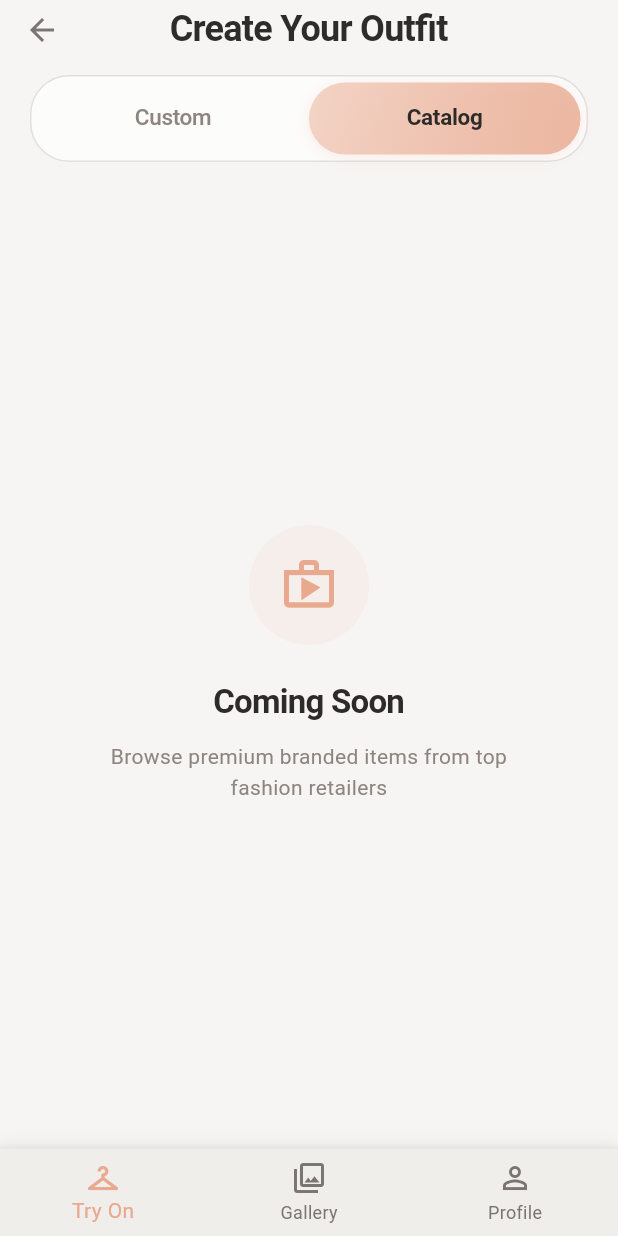
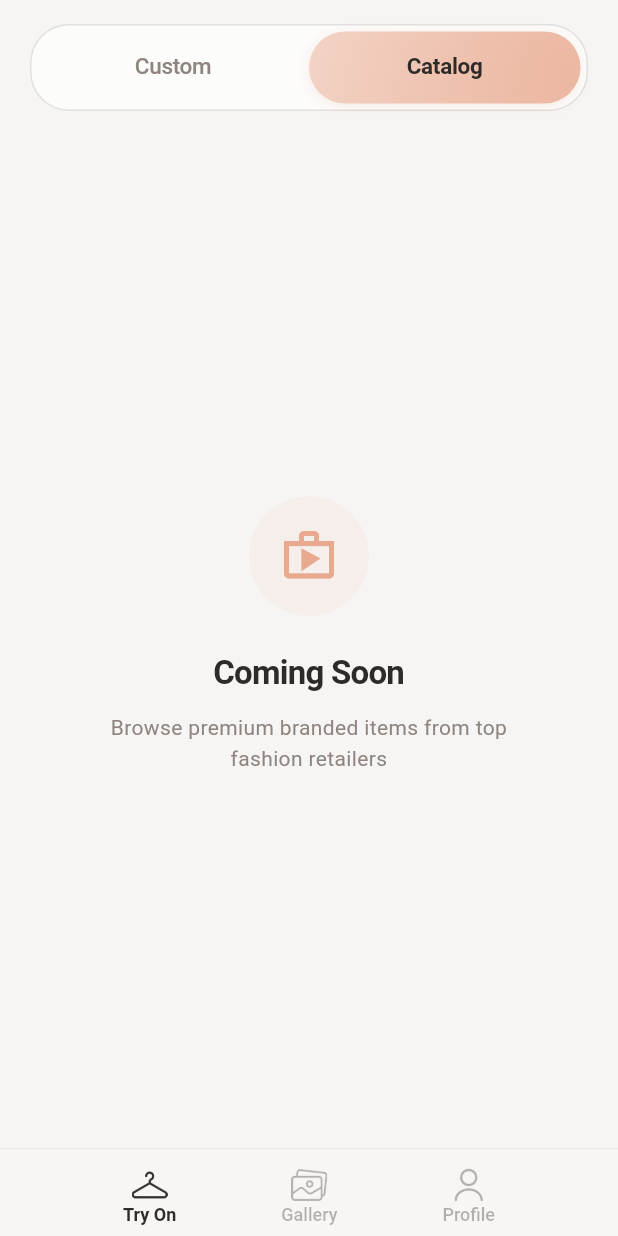
Before and after one commit to bivexcom/VirtualTryOn-App, a Flutter app: the MainNavigationScreen screen opened by its route, tab 2 chosen, on a phone screen of 412 x 824 dp. Run offline on Flutter 3.47's test engine with Material 3 defaults, Android fonts, the phone set to English and light mode, and no system bars; our stand-ins replace auto_route, flutter_bloc, get_it, hydrated_bloc, image_picker, injectable.

Commit message:
feat(ui): redesign bottom navigation for a lighter, modern layout compatible with floating CTA

```diff
--- a/lib/core/navigation/main_navigation.dart
+++ b/lib/core/navigation/main_navigation.dart
@@ -1,7 +1,7 @@
 import 'package:auto_route/auto_route.dart';
 import 'package:flutter/material.dart';
-import '../../core/extensions/build_context_extensions.dart';
 import '../../core/utils/haptics.dart';
+import '../../presentation/common/widgets/app_bottom_nav_bar.dart';
 import '../router/app_router.dart';
 
 @RoutePage()
@@ -25,10 +25,7 @@ class _MainNavigationScreenState extends State<MainNavigationScreen>
       duration: const Duration(milliseconds: 200),
     );
     _fadeAnimation = Tween<double>(begin: 0.0, end: 1.0).animate(
-      CurvedAnimation(
-        parent: _animationController,
-        curve: Curves.easeInOut,
-      ),
+      CurvedAnimation(parent: _animationController, curve: Curves.easeInOut),
     );
     _animationController.forward();
   }
@@ -48,56 +45,18 @@ class _MainNavigationScreenState extends State<MainNavigationScreen>
   @override
   Widget build(BuildContext context) {
     return AutoTabsRouter(
-      routes: const [
-        TryOnRoute(),
-        GalleryRoute(),
-        ProfileRoute(),
-      ],
+      routes: const [TryOnRoute(), GalleryRoute(), ProfileRoute()],
       transitionBuilder: (context, child, animation) {
-        return FadeTransition(
-          opacity: _fadeAnimation,
-          child: child,
-        );
+        return FadeTransition(opacity: _fadeAnimation, child: child);
       },
       builder: (context, child) {
         final tabsRouter = AutoTabsRouter.of(context);
 
         return Scaffold(
           body: child,
-          bottomNavigationBar: Container(
-            decoration: BoxDecoration(
-              boxShadow: [
-                BoxShadow(
-                  color: Colors.black.withOpacity(0.05),
-                  blurRadius: 10,
-                  offset: const Offset(0, -3),
-                ),
-              ],
-            ),
-            child: BottomNavigationBar(
-              currentIndex: tabsRouter.activeIndex,
-              onTap: (index) {
-                _onTabChanged(index);
-                tabsRouter.setActiveIndex(index);
-              },
-              items: [
-                BottomNavigationBarItem(
-                  icon: const Icon(Icons.checkroom_outlined),
-                  activeIcon: const Icon(Icons.checkroom),
-                  label: context.l10n.tab_try_on,
-                ),
-                BottomNavigationBarItem(
-                  icon: const Icon(Icons.photo_library_outlined),
-                  activeIcon: const Icon(Icons.photo_library),
-                  label: context.l10n.tab_gallery,
-                ),
-                BottomNavigationBarItem(
-                  icon: const Icon(Icons.person_outline),
-                  activeIcon: const Icon(Icons.person),
-                  label: context.l10n.tab_profile,
-                ),
-              ],
-            ),
+          bottomNavigationBar: AppBottomNavBar(
+            tabsRouter: tabsRouter,
+            onTabChanged: _onTabChanged,
           ),
         );
       },
--- /dev/null
+++ b/lib/presentation/common/widgets/app_bottom_nav_bar.dart
@@ -0,0 +1,187 @@
+import 'package:auto_route/auto_route.dart';
+import 'package:flutter/material.dart';
+import '../../../const/theme/app_colors.dart';
+import '../../../core/extensions/build_context_extensions.dart';
+
+/// Modern, premium bottom navigation bar that stays visually lighter
+/// than the floating Generate button.
+///
+/// Features:
+/// - Subtle background with low opacity
+/// - Clean, flat design without pill shapes
+/// - Smooth animations for tab transitions
+/// - Theme-aware (light/dark mode support)
+/// - Selected tab: larger icon, visible label, indicator
+/// - Unselected tabs: icon only with low opacity
+class AppBottomNavBar extends StatelessWidget {
+  final TabsRouter tabsRouter;
+  final void Function(int index) onTabChanged;
+
+  const AppBottomNavBar({
+    super.key,
+    required this.tabsRouter,
+    required this.onTabChanged,
+  });
+
+  @override
+  Widget build(BuildContext context) {
+    final theme = Theme.of(context);
+    final colorScheme = theme.colorScheme;
+    final isDark = theme.brightness == Brightness.dark;
+
+    // Use the app's background color
+    final backgroundColor = isDark
+        ? AppColors.darkBackground
+        : AppColors.background;
+
+    return Container(
+      decoration: BoxDecoration(
+        color: backgroundColor,
+        border: Border(
+          top: BorderSide(
+            color: isDark
+                ? colorScheme.onSurface.withOpacity(0.1)
+                : colorScheme.onSurface.withOpacity(0.08),
+            width: 0.5,
+          ),
+        ),
+      ),
+      child: SafeArea(
+        top: false,
+        bottom: true,
+        child: Padding(
+          padding: const EdgeInsets.symmetric(horizontal: 24.0),
+          child: Row(
+            mainAxisAlignment: MainAxisAlignment.spaceEvenly,
+            children: [
+              _NavItem(
+                iconAsset: 'assets/images/clothes-hanger.png',
+                label: context.l10n.tab_try_on,
+                isSelected: tabsRouter.activeIndex == 0,
+                onTap: () {
+                  onTabChanged(0);
+                  tabsRouter.setActiveIndex(0);
+                },
+              ),
+              _NavItem(
+                iconAsset: 'assets/images/gallery.png',
+                label: context.l10n.tab_gallery,
+                isSelected: tabsRouter.activeIndex == 1,
+                onTap: () {
+                  onTabChanged(1);
+                  tabsRouter.setActiveIndex(1);
+                },
+              ),
+              _NavItem(
+                iconAsset: 'assets/images/user.png',
+                label: context.l10n.tab_profile,
+                isSelected: tabsRouter.activeIndex == 2,
+                onTap: () {
+                  onTabChanged(2);
+                  tabsRouter.setActiveIndex(2);
+                },
+              ),
+            ],
+          ),
+        ),
+      ),
+    );
+  }
+}
+
+/// Individual navigation item - simple and flat like in the design
+class _NavItem extends StatelessWidget {
+  final String iconAsset;
+  final String label;
+  final bool isSelected;
+  final VoidCallback onTap;
+
+  const _NavItem({
+    required this.iconAsset,
+    required this.label,
+    required this.isSelected,
+    required this.onTap,
+  });
+
+  @override
+  Widget build(BuildContext context) {
+    final theme = Theme.of(context);
+    final colorScheme = theme.colorScheme;
+    final isDark = theme.brightness == Brightness.dark;
+
+    // Colors based on selection state and theme
+    final Color iconColor;
+    final Color labelColor;
+
+    if (isSelected) {
+      // Active: different colors for light vs dark theme
+      if (isDark) {
+        // Dark theme: white/light color
+        iconColor = colorScheme.onSurface;
+        labelColor = colorScheme.onSurface;
+      } else {
+        // Light theme: primary peach color
+        iconColor = colorScheme.onSurface;
+        labelColor = colorScheme.onSurface;
+      }
+    } else {
+      // Inactive: subtle gray with lower opacity
+      if (isDark) {
+        iconColor = colorScheme.onSurface.withOpacity(0.4);
+        labelColor = colorScheme.onSurface.withOpacity(0.4);
+      } else {
+        iconColor = colorScheme.onSurface.withOpacity(0.35);
+        labelColor = colorScheme.onSurface.withOpacity(0.35);
+      }
+    }
+
+    return Material(
+      color: Colors.transparent,
+      child: InkWell(
+        onTap: onTap,
+        borderRadius: BorderRadius.circular(12),
+        splashColor: (isDark ? colorScheme.onSurface : colorScheme.primary)
+            .withOpacity(0.1),
+        highlightColor: (isDark ? colorScheme.onSurface : colorScheme.primary)
+            .withOpacity(0.05),
+        child: Padding(
+          padding: const EdgeInsets.symmetric(vertical: 8.0, horizontal: 12.0),
+          child: Column(
+            mainAxisSize: MainAxisSize.min,
+            mainAxisAlignment: MainAxisAlignment.center,
+            children: [
+              const SizedBox(height: 4),
+              // Icon - PNG asset with color filter
+              ColorFiltered(
+                colorFilter: ColorFilter.mode(iconColor, BlendMode.srcIn),
+                child: Image.asset(
+                  iconAsset,
+                  width: 24,
+                  height: 24,
+                  fit: BoxFit.contain,
+                ),
+              ),
+
+              const SizedBox(height: 2),
+
+              // Label - always visible
+              Text(
+                label,
+                style: theme.textTheme.labelMedium!.copyWith(
+                  color: labelColor,
+                  fontSize: 12,
+                  fontWeight: isSelected ? FontWeight.w600 : FontWeight.w500,
+                  height: 1.0,
+                  letterSpacing: 0.0,
+                ),
+                maxLines: 1,
+                overflow: TextOverflow.ellipsis,
+                textAlign: TextAlign.center,
+              ),
+            ],
+          ),
+        ),
+      ),
+    );
+  }
+}
--- a/lib/presentation/pages/try_on/try_on_screen.dart
+++ b/lib/presentation/pages/try_on/try_on_screen.dart
@@ -369,18 +369,11 @@ class _TryOnScreenState extends State<TryOnScreen>
       appBar: AppBar(
         backgroundColor: Colors.transparent,
         elevation: 0,
-        title: Text(
-          'Create Your Outfit',
-          style: context.textTheme.headlineSmall?.copyWith(
-            fontWeight: FontWeight.w600,
-            letterSpacing: -0.5,
-          ),
-        ),
-        centerTitle: true,
+
         bottom: PreferredSize(
-          preferredSize: const Size.fromHeight(64),
+          preferredSize: const Size.fromHeight(26),
           child: Padding(
-            padding: const EdgeInsets.symmetric(horizontal: 20, vertical: 12),
+            padding: const EdgeInsets.symmetric(horizontal: 20, vertical: 8),
             child: Container(
               padding: const EdgeInsets.all(4),
               decoration: BoxDecoration(
@@ -461,7 +454,7 @@ class _TryOnScreenState extends State<TryOnScreen>
             left: 20,
             right: 20,
             top: 16,
-            bottom: 100,
+            bottom: 70,
           ),
           child: Column(
             crossAxisAlignment: CrossAxisAlignment.start,
@@ -521,7 +514,7 @@ class _TryOnScreenState extends State<TryOnScreen>
               ),
 
               // Outfit Items Section - Grouped in a subtle container
-              const SizedBox(height: 32),
+              const SizedBox(height: 24),
               Container(
                 padding: const EdgeInsets.all(20),
                 decoration: BoxDecoration(
@@ -615,7 +608,7 @@ class _TryOnScreenState extends State<TryOnScreen>
               ),
 
               // Session Settings Section - Grouped in a subtle container
-              const SizedBox(height: 32),
+              const SizedBox(height: 24),
               Container(
                 decoration: BoxDecoration(
                   color: isDark
```
Also changed, not shown: lib/presentation/pages/try_on/widgets/outfit_item_slot.dart (+36 -54 lines), assets/images/clothes-hanger.png (added), assets/images/gallery.png (added), assets/images/user.png (added).
